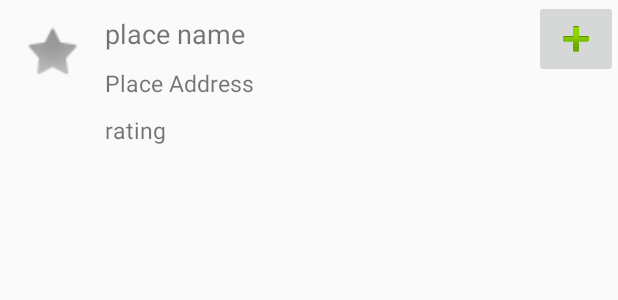
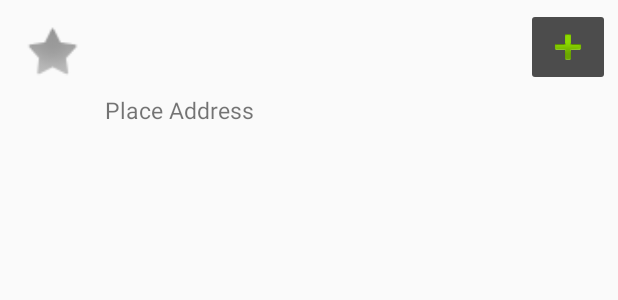
Before and after one commit to lb7/info448-final, an Android app: the layout place_list_item.xml on its own in the app's theme, with its tools: preview values and no code run, on a phone screen of 412 x 824 dp. Shown: the top 300 px of the screen. Run offline under Robolectric (Android 15) with nearby library versions, the phone set to English and light mode, and no system bars; network calls fail.

Commit message:
working on colors and layout

```diff
--- a/LocalTravelApp/app/src/main/java/edu/uw/lbaker7/localtravelapp/activitites/MapsActivity.java
+++ b/LocalTravelApp/app/src/main/java/edu/uw/lbaker7/localtravelapp/activitites/MapsActivity.java
@@ -156,11 +156,6 @@ public class MapsActivity extends AppCompatActivity implements OnMapReadyCallbac
     @Override
     public void onMapReady(GoogleMap googleMap) {
         mMap = googleMap;
-
-        // Add a marker in Sydney and move the camera
-        /*LatLng sydney = new LatLng(-34, 151);
-        mMap.addMarker(new MarkerOptions().position(sydney).title("Marker in Sydney"));
-        mMap.moveCamera(CameraUpdateFactory.newLatLng(sydney));*/
 
         if(stuff.size() >0){
             String waypoint = "";
@@ -447,7 +442,6 @@ public class MapsActivity extends AppCompatActivity implements OnMapReadyCallbac
                 ft.replace(R.id.map, placeListFragment);
                 ft.addToBackStack(null);
                 ft.commit();
-                item.setVisible(false);
                 controls.setVisibility(View.INVISIBLE);
                 return true; //handled
             case R.id.settings:
--- a/LocalTravelApp/app/src/main/res/layout/activity_maps.xml
+++ b/LocalTravelApp/app/src/main/res/layout/activity_maps.xml
@@ -37,6 +37,7 @@
                 android:layout_height="wrap_content"
                 android:padding="10dp"
                 android:src="@android:drawable/ic_menu_search"
+                android:backgroundTint="@color/btn_color"
                 />
             <Button
                 android:layout_width="wrap_content"
@@ -44,6 +45,7 @@
                 android:padding="10dp"
                 android:text="Filter"
                 android:onClick="handleFilter"
+                android:backgroundTint="@color/btn_color"
                 />
         </LinearLayout>
 
--- a/LocalTravelApp/app/src/main/res/layout/fragment_itinerary_list.xml
+++ b/LocalTravelApp/app/src/main/res/layout/fragment_itinerary_list.xml
@@ -31,6 +31,7 @@
             android:layout_alignParentBottom="true"
             android:layout_alignParentRight="true"
             android:text="CREATE ITINERARY"
+            android:backgroundTint="@color/btn_color"
             />
 
 
--- a/LocalTravelApp/app/src/main/res/layout/fragment_place_list.xml
+++ b/LocalTravelApp/app/src/main/res/layout/fragment_place_list.xml
@@ -18,6 +18,7 @@
         android:layout_alignParentBottom="true"
         android:layout_alignParentRight="true"
         android:layout_margin="10dp"
+        android:backgroundTint="@color/btn_color"
         />
 
 </RelativeLayout>
--- a/LocalTravelApp/app/src/main/res/layout/place_list_item.xml
+++ b/LocalTravelApp/app/src/main/res/layout/place_list_item.xml
@@ -13,23 +13,43 @@
         android:src="@android:drawable/star_off"
         />
 
+    <LinearLayout
+        android:id="@+id/name_and_button"
+        android:layout_width="match_parent"
+        android:layout_height="wrap_content"
+        android:layout_toRightOf="@id/img_place">
+
         <TextView
             android:id="@+id/txt_place_name"
             android:layout_width="wrap_content"
             android:layout_height="wrap_content"
             android:layout_margin="10dp"
             android:textSize="18sp"
-        android:text="place name"
-        android:layout_toRightOf="@+id/img_place"
+            android:textStyle="bold"
+            android:layout_weight="1"
             />
+
+        <ImageButton
+            android:id="@+id/btn_add_place"
+            android:layout_width="wrap_content"
+            android:layout_height="wrap_content"
+            android:layout_alignParentTop="true"
+            android:layout_alignParentRight="true"
+            android:layout_margin="5dp"
+            android:src="@android:drawable/ic_input_add"
+            android:backgroundTint="@color/colorPrimary"
+            />
+
+    </LinearLayout>
 
     <TextView
         android:id="@+id/txt_place_address"
         android:layout_width="wrap_content"
         android:layout_height="wrap_content"
         android:layout_marginBottom="10dp"
-        android:layout_below="@id/txt_place_name"
-        android:layout_alignLeft="@id/txt_place_name"
+        android:layout_marginLeft="10dp"
+        android:layout_below="@id/name_and_button"
+        android:layout_alignLeft="@id/name_and_button"
         android:textSize="15sp"
         android:text="Place Address"
         />
@@ -39,21 +59,12 @@
         android:layout_width="wrap_content"
         android:layout_height="wrap_content"
         android:layout_marginBottom="10dp"
+        android:layout_marginLeft="10dp"
         android:layout_below="@id/txt_place_address"
-        android:layout_alignLeft="@id/txt_place_name"
-        android:text="rating"
+        android:layout_alignLeft="@id/name_and_button"
         android:textSize="15sp"
-        />
-
-    <ImageButton
-        android:id="@+id/btn_add_place"
-        android:layout_width="wrap_content"
-        android:layout_height="wrap_content"
-        android:layout_alignParentTop="true"
-        android:layout_alignParentRight="true"
-        android:src="@android:drawable/ic_input_add"
+        android:textColor="@color/txt_rating"
         />
 
 
-
 </RelativeLayout>
--- a/LocalTravelApp/app/src/main/res/values/colors.xml
+++ b/LocalTravelApp/app/src/main/res/values/colors.xml
@@ -1,7 +1,9 @@
 <?xml version="1.0" encoding="utf-8"?>
 <resources>
-    <color name="colorPrimary">#3F51B5</color>
-    <color name="colorPrimaryDark">#303F9F</color>
-    <color name="colorAccent">#FF4081</color>
+    <color name="colorPrimary">#4c4c4c</color>
+    <color name="colorPrimaryDark">#404040</color>
+    <color name="colorAccent">#b55f63</color>
     <color name="white">#FFFFFF</color>
+    <color name="txt_rating">#a73a3a</color>
+    <color name="btn_color">#30a294</color>
 </resources>
```
Lines whose indentation alone changed are shown as unchanged.
